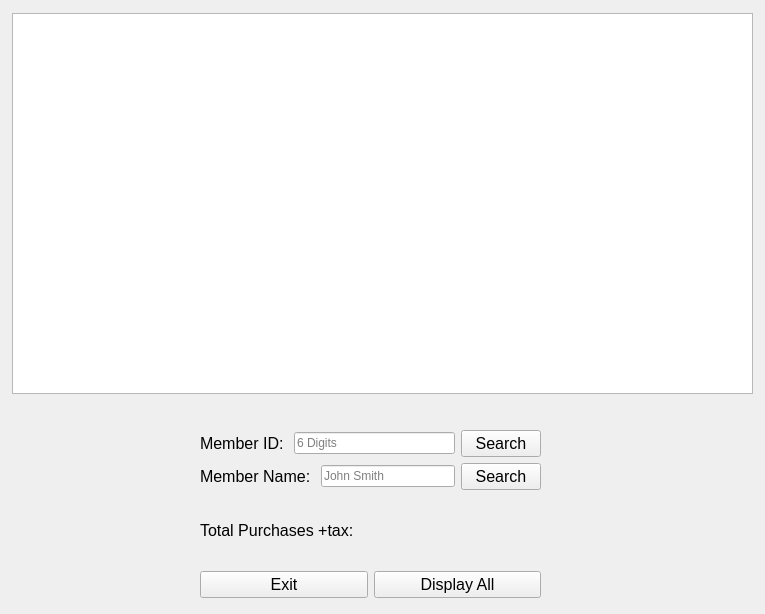
Before: the Qt Designer form memberpurchases.ui in max9001/Bulk-Club-Project, drawn with Qt 5.
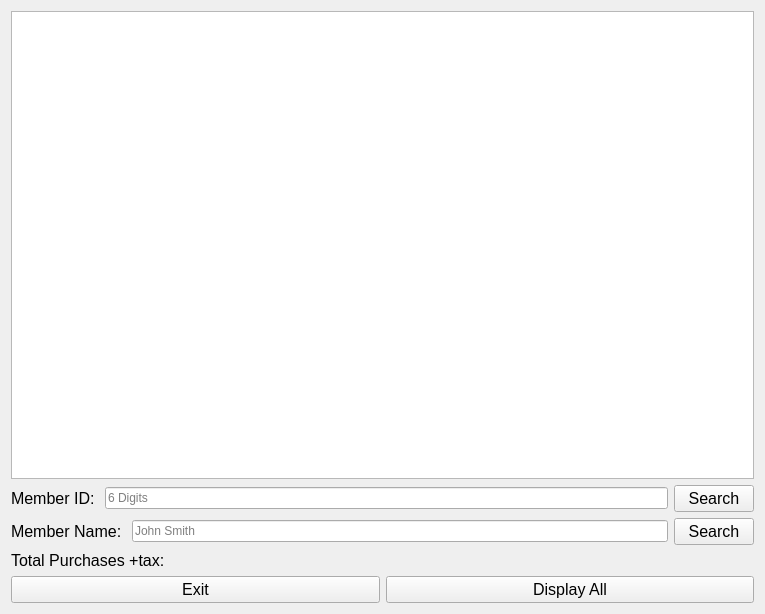
After: the same form once the commit is applied.

Patch:
```diff
--- a/memberpurchases.ui
+++ b/memberpurchases.ui
@@ -13,25 +13,177 @@
   <property name="windowTitle">
    <string>Member Purchases</string>
   </property>
-  <widget class="QTableView" name="tableView">
-   <property name="geometry">
-    <rect>
-     <x>12</x>
-     <y>13</y>
-     <width>741</width>
-     <height>381</height>
-    </rect>
-   </property>
-  </widget>
-  <widget class="QWidget" name="layoutWidget">
-   <property name="geometry">
-    <rect>
-     <x>200</x>
-     <y>430</y>
-     <width>341</width>
-     <height>168</height>
-    </rect>
-   </property>
+  <property name="styleSheet">
+   <string notr="true">\QPushButton{
+	background-color: rgb(46, 52, 54);
+	border: none;
+	color: rgb(255, 255, 255);
+	border-left: 1px solid rgb(0, 0, 0);
+	border-right: 1px solid rgb(0, 0, 0);
+	border-bottom: 3px solid rgb(0, 0, 0);
+}
+
+QPushButton:hover{
+	background-color: rgb(59, 59, 59);
+	border: none;
+	color: rgb(255, 255, 255);
+	border-left: 1px solid rgb(29, 29, 29);
+	border-right: 1px solid rgb(29, 29, 29);
+	border-bottom: 3px solid rgb(29, 29, 29);
+}
+
+QPushButton:pressed{
+	background-color: rgb(46, 52, 54);
+	border: none;
+	color: rgb(255, 255, 255);
+	border-left: 1px solid rgb(0, 0, 0);
+	border-right: 1px solid rgb(0, 0, 0);
+	border-top: 3px solid rgb(0, 0, 0);
+}
+
+QDialog{
+	background-color: rgb(85, 87, 83);
+}
+
+QWidget{
+	background-color: rgb(85, 87, 83);
+}
+
+QMainWindow{
+	background-color: rgb(85, 87, 83);
+}
+
+QLabel{
+	color: rgb(255, 255, 255);
+	
+}
+
+QLineEdit{
+	border: 2px solid rgb(37, 39, 48);
+	border-radius: 10px;
+	color: #FFF;
+	background-color:rgb(34, 36, 44);
+}
+
+QLineEdit:hover{
+	border: 2px solid rgb(48, 50, 62);
+}
+
+QLineEdit:focus{
+	border: 2px solid rgb(85, 170, 255);
+	background-color:rgb(43, 45, 56);
+}
+
+
+/*--------------------------------------------------------------------------------------------*/
+
+ QScrollBar:vertical {
+	border: none;
+    background: rgb(45, 45, 68);
+    width: 14px;
+    margin: 15px 0 15px 0;
+	border-radius: 0px;
+ }
+
+/*  HANDLE BAR VERTICAL */
+QScrollBar::handle:vertical {	
+	background-color: rgb(80, 80, 122);
+	min-height: 30px;
+	border-radius: 7px;
+}
+QScrollBar::handle:vertical:hover{	
+	background-color: rgb(255, 0, 127);
+}
+QScrollBar::handle:vertical:pressed {	
+	background-color: rgb(185, 0, 92);
+}
+
+/* BTN TOP - SCROLLBAR */
+QScrollBar::sub-line:vertical {
+	border: none;
+	background-color: rgb(59, 59, 90);
+	height: 15px;
+	border-top-left-radius: 7px;
+	border-top-right-radius: 7px;
+	subcontrol-position: top;
+	subcontrol-origin: margin;
+}
+QScrollBar::sub-line:vertical:hover {	
+	background-color: rgb(255, 0, 127);
+}
+QScrollBar::sub-line:vertical:pressed {	
+	background-color: rgb(185, 0, 92);
+}
+
+/* BTN BOTTOM - SCROLLBAR */
+QScrollBar::add-line:vertical {
+	border: none;
+	background-color: rgb(59, 59, 90);
+	height: 15px;
+	border-bottom-left-radius: 7px;
+	border-bottom-right-radius: 7px;
+	subcontrol-position: bottom;
+	subcontrol-origin: margin;
+}
+QScrollBar::add-line:vertical:hover {	
+	background-color: rgb(255, 0, 127);
+}
+QScrollBar::add-line:vertical:pressed {	
+	background-color: rgb(185, 0, 92);
+}
+
+/* RESET ARROW */
+QScrollBar::up-arrow:vertical, QScrollBar::down-arrow:vertical {
+	background: none;
+}
+QScrollBar::add-page:vertical, QScrollBar::sub-page:vertical {
+	background: none;
+}
+
+
+QTableView{
+	background-color: rgb(186, 189, 182);
+}
+
+
+
+QScrollBar:horizontal {
+    border: none;
+    background: rgb(45, 45, 68);
+    width: 14px;
+    margin: 15px 0 15px 0;
+	border-radius: 0px;
+}
+QScrollBar::handle:horizontal {
+    background-color: rgb(80, 80, 122);
+	min-height: 30px;
+	border-radius: 7px;
+}
+QScrollBar::add-line:horizontal {
+    background-color: rgb(255, 0, 127);
+}
+
+QScrollBar::sub-line:horizontal {
+    background-color: rgb(185, 0, 92);
+}
+QScrollBar::up-arrow:horizontal, QScrollBar::down-arrow:horizontal
+{
+    background: none;
+}
+QScrollBar::add-page:horizontal, QScrollBar::sub-page:horizontal
+{
+    background: none;
+}
+
+</string>
+  </property>
+  <layout class="QVBoxLayout" name="verticalLayout_3">
+   <item>
+    <layout class="QVBoxLayout" name="verticalLayout_2">
+     <item>
+      <widget class="QTableView" name="tableView"/>
+     </item>
+     <item>
    <layout class="QVBoxLayout" name="verticalLayout">
     <item>
      <layout class="QHBoxLayout" name="horizontalLayout">
@@ -164,7 +316,10 @@
      </layout>
     </item>
    </layout>
-  </widget>
+     </item>
+    </layout>
+   </item>
+  </layout>
  </widget>
  <resources/>
  <connections/>
```
Lines whose indentation alone changed are shown as unchanged.
